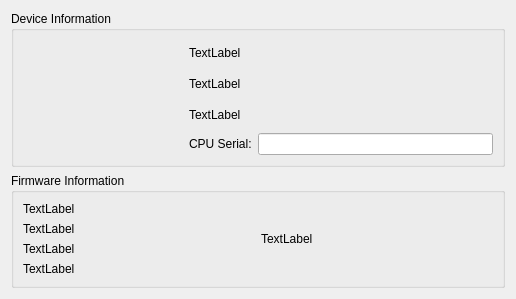
FlyTheThings/raspberrypilot, file ground/openpilotgcs/src/plugins/uploader/runningdevicewidget.ui: the form before one commit.
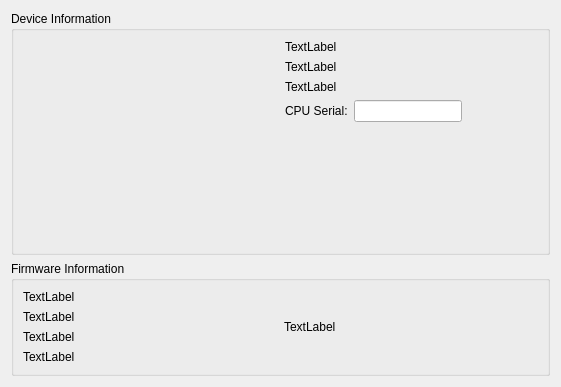
The form after the commit.

What changed in the file:
```diff
--- a/ground/openpilotgcs/src/plugins/uploader/runningdevicewidget.ui
+++ b/ground/openpilotgcs/src/plugins/uploader/runningdevicewidget.ui
@@ -6,8 +6,8 @@
    <rect>
     <x>0</x>
     <y>0</y>
-    <width>516</width>
-    <height>299</height>
+    <width>561</width>
+    <height>387</height>
    </rect>
   </property>
   <property name="windowTitle">
@@ -22,12 +22,18 @@
      <layout class="QHBoxLayout" name="horizontalLayout_2">
       <item>
        <widget class="QGraphicsView" name="devicePicture">
-        <property name="maximumSize">
+        <property name="minimumSize">
          <size>
           <width>160</width>
           <height>160</height>
          </size>
         </property>
+        <property name="maximumSize">
+         <size>
+          <width>350</width>
+          <height>350</height>
+         </size>
+        </property>
         <property name="styleSheet">
          <string notr="true">background: transparent</string>
         </property>
@@ -49,6 +55,12 @@
        <layout class="QVBoxLayout" name="verticalLayout_2">
         <item>
          <widget class="QLabel" name="lblBoardName">
+          <property name="sizePolicy">
+           <sizepolicy hsizetype="Preferred" vsizetype="Fixed">
+            <horstretch>0</horstretch>
+            <verstretch>0</verstretch>
+           </sizepolicy>
+          </property>
           <property name="text">
            <string>TextLabel</string>
           </property>
@@ -56,6 +68,12 @@
         </item>
         <item>
          <widget class="QLabel" name="lblDeviceID">
+          <property name="sizePolicy">
+           <sizepolicy hsizetype="Preferred" vsizetype="Fixed">
+            <horstretch>0</horstretch>
+            <verstretch>0</verstretch>
+           </sizepolicy>
+          </property>
           <property name="text">
            <string>TextLabel</string>
           </property>
@@ -63,6 +81,12 @@
         </item>
         <item>
          <widget class="QLabel" name="lblHWRev">
+          <property name="sizePolicy">
+           <sizepolicy hsizetype="Preferred" vsizetype="Fixed">
+            <horstretch>0</horstretch>
+            <verstretch>0</verstretch>
+           </sizepolicy>
+          </property>
           <property name="text">
            <string>TextLabel</string>
           </property>
@@ -72,6 +96,12 @@
          <layout class="QHBoxLayout" name="horizontalLayout">
           <item>
            <widget class="QLabel" name="lblCPU">
+            <property name="sizePolicy">
+             <sizepolicy hsizetype="Preferred" vsizetype="Fixed">
+              <horstretch>0</horstretch>
+              <verstretch>0</verstretch>
+             </sizepolicy>
+            </property>
             <property name="text">
              <string>CPU Serial:</string>
             </property>
@@ -79,6 +109,12 @@
           </item>
           <item>
            <widget class="QLineEdit" name="CPUSerial">
+            <property name="sizePolicy">
+             <sizepolicy hsizetype="Expanding" vsizetype="Fixed">
+              <horstretch>0</horstretch>
+              <verstretch>0</verstretch>
+             </sizepolicy>
+            </property>
             <property name="readOnly">
              <bool>true</bool>
             </property>
@@ -86,8 +122,34 @@
           </item>
          </layout>
         </item>
+        <item>
+         <spacer name="verticalSpacer">
+          <property name="orientation">
+           <enum>Qt::Vertical</enum>
+          </property>
+          <property name="sizeHint" stdset="0">
+           <size>
+            <width>20</width>
+            <height>40</height>
+           </size>
+          </property>
+         </spacer>
+        </item>
        </layout>
       </item>
+      <item>
+       <spacer name="horizontalSpacer">
+        <property name="orientation">
+         <enum>Qt::Horizontal</enum>
+        </property>
+        <property name="sizeHint" stdset="0">
+         <size>
+          <width>40</width>
+          <height>20</height>
+         </size>
+        </property>
+       </spacer>
+      </item>
      </layout>
     </widget>
    </item>
```
Left out of the diff: 3 changed lines with no effect on the pictures.
